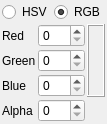
First picture: the form in core_lib/interface/colorinspector.ui, repository pencil2d/pencil, before the edit.
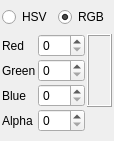
Second picture: the form after the edit.

Diff of the .ui file:
```diff
--- a/core_lib/interface/colorinspector.ui
+++ b/core_lib/interface/colorinspector.ui
@@ -7,8 +7,8 @@
    <rect>
     <x>0</x>
     <y>0</y>
-    <width>100</width>
-    <height>122</height>
+    <width>114</width>
+    <height>141</height>
    </rect>
   </property>
   <layout class="QVBoxLayout" name="verticalLayout">
```
Left out of the diff: 17 changed lines with no effect on the pictures.
